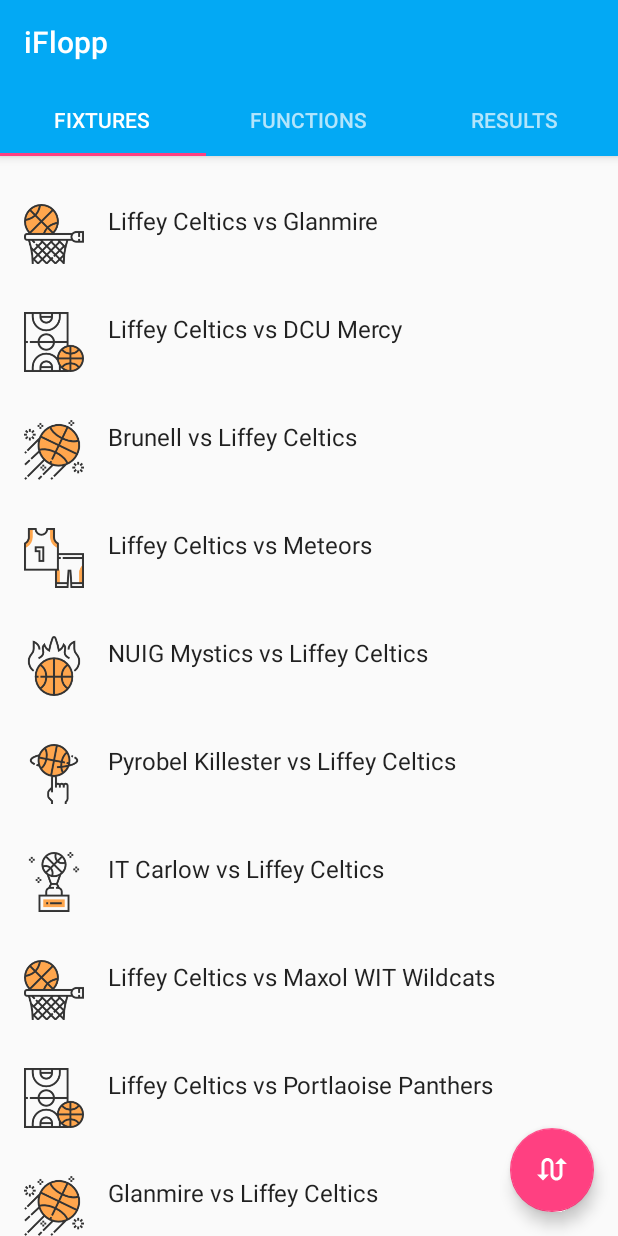
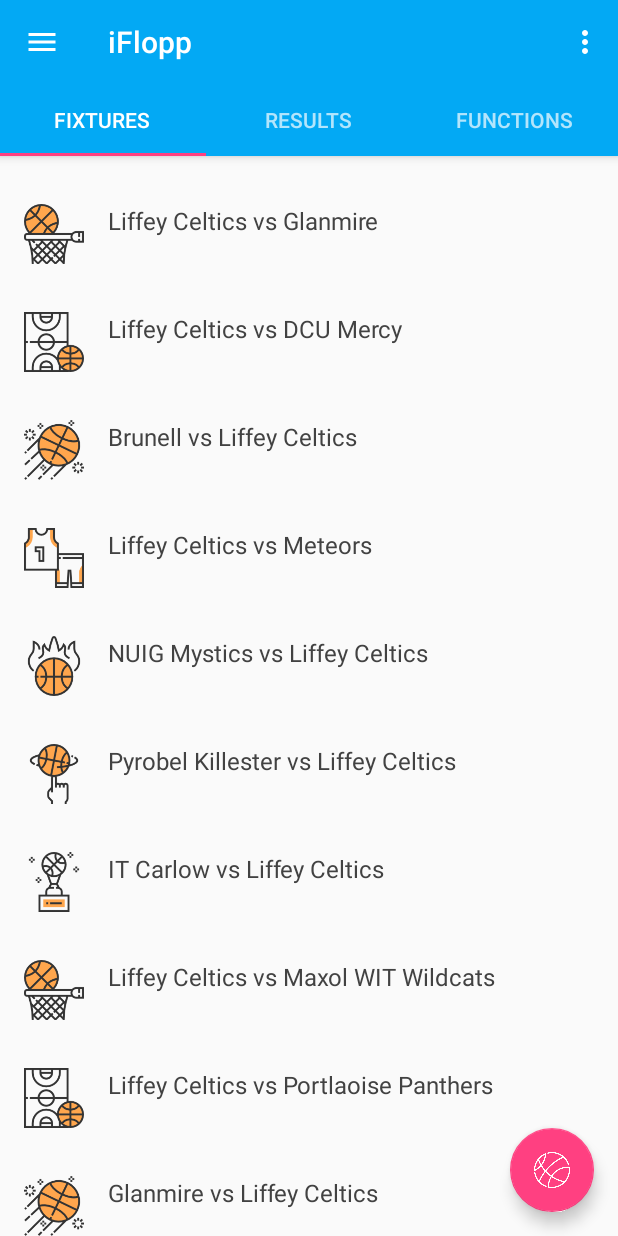
Before and after one commit to storm1996/My-Final-Year-Project, an Android app: the screen it shows after launch (MainMenu), on a phone screen of 412 x 824 dp. Run offline under Robolectric (Android 15) with nearby library versions, the phone set to English and light mode, and no system bars.

Commit message:
Added Navigation Drawer, Navigation Menu and Over Flow Menu

```diff
--- a/FYP/app/src/main/java/com/example/alann/fyp/MainActivity.java
+++ b/FYP/app/src/main/java/com/example/alann/fyp/MainActivity.java
@@ -25,7 +25,7 @@
 // CODE FOR THIS CLASS WAS TAKEN FROM https://developer.android.com/training/volley/index.html and http://www.techotopia.com/index.php/Implementing_Android_Custom_Gesture_Recognition_with_Android_Studio
 // FOR MORE DETAIL ON THESE REFERENCES PLEASE SEE REPORT
 
-public class MainActivity extends Activity implements GestureOverlayView.OnGesturePerformedListener{
+public class MainActivity extends AppCompatActivity implements GestureOverlayView.OnGesturePerformedListener{
     GestureLibrary mLibrary;
 
     @Override
--- a/FYP/app/src/main/java/com/example/alann/fyp/MainMenu.java
+++ b/FYP/app/src/main/java/com/example/alann/fyp/MainMenu.java
@@ -3,14 +3,22 @@
 import android.app.Activity;
 import android.os.Bundle;
 import android.support.design.widget.FloatingActionButton;
+import android.support.design.widget.NavigationView;
 import android.support.design.widget.Snackbar;
 import android.support.design.widget.TabLayout;
+import android.support.graphics.drawable.VectorDrawableCompat;
 import android.support.v4.app.Fragment;
 import android.support.v4.app.FragmentManager;
 import android.support.v4.app.FragmentPagerAdapter;
+import android.support.v4.content.res.ResourcesCompat;
+import android.support.v4.view.GravityCompat;
 import android.support.v4.view.ViewPager;
+import android.support.v4.widget.DrawerLayout;
+import android.support.v7.app.ActionBar;
 import android.support.v7.app.AppCompatActivity;
 import android.support.v7.widget.Toolbar;
+import android.view.Menu;
+import android.view.MenuItem;
 import android.view.View;
 import android.widget.Adapter;
 
@@ -22,6 +30,9 @@
  */
 
 public class MainMenu extends AppCompatActivity {
+
+    private DrawerLayout mDrawerLayout;
+
     @Override
     protected void onCreate(Bundle savedInstanceState) {
         super.onCreate(savedInstanceState);
@@ -40,6 +51,36 @@
         TabLayout tabs = (TabLayout) findViewById(R.id.tabs);
         tabs.setupWithViewPager(viewPager);
 
+        // Create Navigation drawer and inflate layout
+        NavigationView navigationView = (NavigationView) findViewById(R.id.nav_view);
+        mDrawerLayout = (DrawerLayout) findViewById(R.id.drawer);
+
+        // Adding menu icon to Toolbar
+        ActionBar supportActionBar = getSupportActionBar();
+        if (supportActionBar != null) {
+            VectorDrawableCompat indicator
+                    = VectorDrawableCompat.create(getResources(), R.drawable.ic_menu, getTheme());
+            indicator.setTint(ResourcesCompat.getColor(getResources(),R.color.white,getTheme()));
+            supportActionBar.setHomeAsUpIndicator(indicator);
+            supportActionBar.setDisplayHomeAsUpEnabled(true);
+        }
+        // Set behavior of Navigation drawer
+        navigationView.setNavigationItemSelectedListener(
+                new NavigationView.OnNavigationItemSelectedListener() {
+                    // This method will trigger on item Click of navigation menu
+                    @Override
+                    public boolean onNavigationItemSelected(MenuItem menuItem) {
+                        // Set item in checked state
+                        menuItem.setChecked(true);
+
+                        // TODO: handle navigation
+
+                        // Closing drawer on item click
+                        mDrawerLayout.closeDrawers();
+                        return true;
+                    }
+                });
+
         // Adding Floating Action Button to bottom right of main view
         FloatingActionButton fab = (FloatingActionButton) findViewById(R.id.fab);
         //fab.setOnClickListener(new View.OnClickListener() {
@@ -53,8 +94,8 @@
     private void setupViewPager(ViewPager viewPager) {
         Adapter adapter = new Adapter(getSupportFragmentManager());
         adapter.addFragment(new UpcomingMatchListContentFragment(), "Fixtures");
+        adapter.addFragment(new ResultsContentFragment(), "Results");
         adapter.addFragment(new FunctionsContentFragment(), "Functions");
-        adapter.addFragment(new ResultsContentFragment(), "Results");
         viewPager.setAdapter(adapter);
     }
 
@@ -86,4 +127,26 @@
             return mFragmentTitleList.get(position);
         }
     }
+
+    @Override
+    public boolean onCreateOptionsMenu(Menu menu) {
+        // Inflate the menu; this adds items to the action bar if it is present.
+        getMenuInflater().inflate(R.menu.menu_main, menu);
+        return true;
+    }
+
+    @Override
+    public boolean onOptionsItemSelected(MenuItem item) {
+        // Handle action bar item clicks here. The action bar will
+        // automatically handle clicks on the Home/Up button, so long
+        // as you specify a parent activity in AndroidManifest.xml.
+        int id = item.getItemId();
+        //noinspection SimplifiableIfStatement
+        if (id == R.id.action_settings) {
+            return true;
+        } else if (id == android.R.id.home) {
+            mDrawerLayout.openDrawer(GravityCompat.START);
+        }
+        return super.onOptionsItemSelected(item);
+    }
 }
--- /dev/null
+++ b/FYP/app/src/main/res/drawable/ic_bookmark.xml
@@ -0,0 +1,9 @@
+<vector xmlns:android="http://schemas.android.com/apk/res/android"
+        android:width="24dp"
+        android:height="24dp"
+        android:viewportWidth="24.0"
+        android:viewportHeight="24.0">
+    <path
+        android:fillColor="#FF000000"
+        android:pathData="M17,3H7c-1.1,0 -1.99,0.9 -1.99,2L5,21l7,-3 7,3V5c0,-1.1 -0.9,-2 -2,-2z"/>
+</vector>
--- /dev/null
+++ b/FYP/app/src/main/res/drawable/ic_favorite.xml
@@ -0,0 +1,9 @@
+<vector xmlns:android="http://schemas.android.com/apk/res/android"
+        android:width="24dp"
+        android:height="24dp"
+        android:viewportWidth="24.0"
+        android:viewportHeight="24.0">
+    <path
+        android:fillColor="#FF000000"
+        android:pathData="M12,21.35l-1.45,-1.32C5.4,15.36 2,12.28 2,8.5 2,5.42 4.42,3 7.5,3c1.74,0 3.41,0.81 4.5,2.09C13.09,3.81 14.76,3 16.5,3 19.58,3 22,5.42 22,8.5c0,3.78 -3.4,6.86 -8.55,11.54L12,21.35z"/>
+</vector>
--- /dev/null
+++ b/FYP/app/src/main/res/drawable/ic_home.xml
@@ -0,0 +1,9 @@
+<vector xmlns:android="http://schemas.android.com/apk/res/android"
+        android:width="24dp"
+        android:height="24dp"
+        android:viewportWidth="24.0"
+        android:viewportHeight="24.0">
+    <path
+        android:fillColor="#FF000000"
+        android:pathData="M10,20v-6h4v6h5v-8h3L12,3 2,12h3v8z"/>
+</vector>
--- /dev/null
+++ b/FYP/app/src/main/res/drawable/ic_menu.xml
@@ -0,0 +1,9 @@
+<vector xmlns:android="http://schemas.android.com/apk/res/android"
+        android:width="24dp"
+        android:height="24dp"
+        android:viewportWidth="24.0"
+        android:viewportHeight="24.0">
+    <path
+        android:fillColor="#FF000000"
+        android:pathData="M3,18h18v-2L3,16v2zM3,13h18v-2L3,11v2zM3,6v2h18L21,6L3,6z"/>
+</vector>
--- a/FYP/app/src/main/res/layout/item_upcomingmatchlist.xml
+++ b/FYP/app/src/main/res/layout/item_upcomingmatchlist.xml
@@ -20,6 +20,7 @@
         android:layout_marginLeft="@dimen/md_keylines"
         android:layout_toRightOf="@+id/list_avatar"
         tools:text="@string/app_name"
+        android:textColor="@color/dark_grey"
         android:textAppearance="?attr/textAppearanceListItem"
         android:textSize="@dimen/article_subheading" />
 
--- a/FYP/app/src/main/res/layout/main_menu.xml
+++ b/FYP/app/src/main/res/layout/main_menu.xml
@@ -1,4 +1,12 @@
 <?xml version="1.0" encoding="utf-8"?>
+
+<android.support.v4.widget.DrawerLayout xmlns:android="http://schemas.android.com/apk/res/android"
+    xmlns:app="http://schemas.android.com/apk/res-auto"
+    android:id="@+id/drawer"
+    android:layout_width="match_parent"
+    android:layout_height="match_parent"
+    android:fitsSystemWindows="true">
+
     <android.support.design.widget.CoordinatorLayout
         xmlns:android="http://schemas.android.com/apk/res/android"
         tools:context="com.example.alann.fyp.MainActivity"
@@ -42,7 +50,17 @@
             android:layout_gravity="right|bottom"
             android:layout_marginBottom="@dimen/md_keylines"
             android:layout_marginRight="@dimen/md_keylines"
-        app:srcCompat="@drawable/ic_swap_calls_black_24dp"
+            app:srcCompat="@drawable/basketballfab"
             android:tint="@color/white"/>
+    </android.support.design.widget.CoordinatorLayout>
 
-</android.support.design.widget.CoordinatorLayout>
+    <android.support.design.widget.NavigationView
+        android:id="@+id/nav_view"
+        android:layout_width="wrap_content"
+        android:layout_height="match_parent"
+        app:itemTextColor="@color/dark_grey"
+        android:layout_gravity="start"
+        android:fitsSystemWindows="true"
+        app:headerLayout="@layout/navheader"
+        app:menu="@menu/menu_navigation" />
+</android.support.v4.widget.DrawerLayout>
--- /dev/null
+++ b/FYP/app/src/main/res/layout/navheader.xml
@@ -0,0 +1,10 @@
+<?xml version="1.0" encoding="utf-8"?>
+<LinearLayout xmlns:android="http://schemas.android.com/apk/res/android"
+    xmlns:app="http://schemas.android.com/apk/res-auto"
+    app:theme="@style/AppTheme"
+    android:layout_width="match_parent"
+    android:layout_height="@dimen/navheader_height"
+    android:background="?attr/colorPrimary"
+    android:orientation="vertical"
+    android:padding="@dimen/md_keylines">
+</LinearLayout>
--- /dev/null
+++ b/FYP/app/src/main/res/menu/menu_main.xml
@@ -0,0 +1,13 @@
+<?xml version="1.0" encoding="utf-8"?>
+<menu xmlns:android="http://schemas.android.com/apk/res/android"
+    xmlns:app="http://schemas.android.com/apk/res-auto"
+    xmlns:tools="http://schemas.android.com/tools"
+    tools:context=".MainMenu">
+    <item
+        app:theme="@style/AppTheme"
+        android:id="@+id/action_settings"
+        android:title="@string/action_settings"
+        android:orderInCategory="100"
+        app:showAsAction="never" />
+
+</menu>
--- /dev/null
+++ b/FYP/app/src/main/res/menu/menu_navigation.xml
@@ -0,0 +1,17 @@
+<?xml version="1.0" encoding="utf-8"?>
+<menu xmlns:android="http://schemas.android.com/apk/res/android">
+    <group android:checkableBehavior="single">
+        <item
+            android:icon="@drawable/ic_home"
+            android:textSize="@dimen/article_titles"
+            android:title="Home" />
+        <item
+            android:icon="@drawable/ic_swap_calls"
+            android:textSize="@dimen/article_titles"
+            android:title="Switch Current Team" />
+        <item
+            android:icon="@drawable/ic_bookmark"
+            android:textSize="@dimen/article_titles"
+            android:title="Three" />
+    </group>
+</menu>
--- a/FYP/app/src/main/res/values/strings.xml
+++ b/FYP/app/src/main/res/values/strings.xml
@@ -1,3 +1,4 @@
 <resources>
    <string name="app_name">iFlopp</string>
+   <string name="action_settings">Logout</string>
 </resources>
--- a/FYP/app/src/main/res/values/styles.xml
+++ b/FYP/app/src/main/res/values/styles.xml
@@ -6,6 +6,11 @@
         <item name="colorPrimary">@color/colorPrimary</item>
         <item name="colorPrimaryDark">@color/colorPrimaryDark</item>
         <item name="colorAccent">@color/colorAccent</item>
+        <item name="actionOverflowButtonStyle">@style/MyOverflowButtonStyle</item>
+    </style>
+
+    <style name="MyOverflowButtonStyle" parent="Widget.AppCompat.ActionButton.Overflow">
+        <item name="android:tint">#FFFFFF</item>
     </style>
 
 </resources>
```
Also changed, not shown: FYP/app/src/main/res/drawable/basketballfab.png (added), FYP/app/src/main/res/drawable/ic_swap_calls.xml (renamed from FYP/app/src/main/res/drawable/ic_swap_calls_black_24dp.xml). Lines whose indentation alone changed are shown as unchanged.
